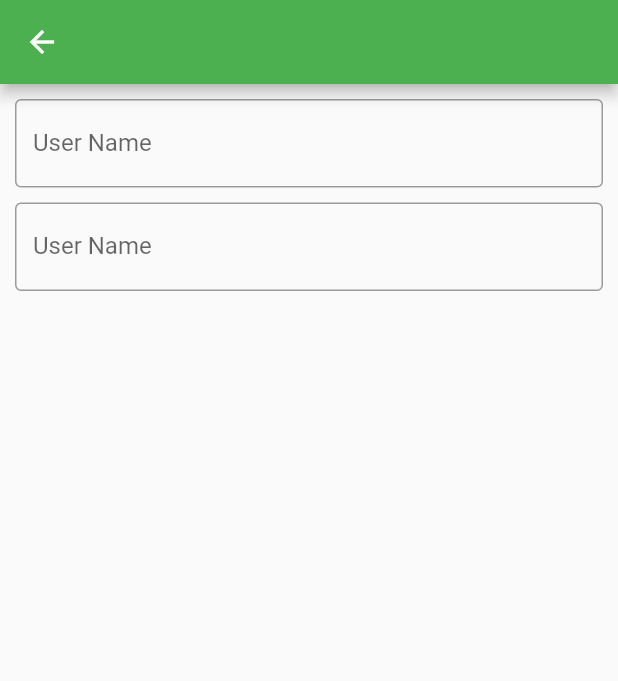
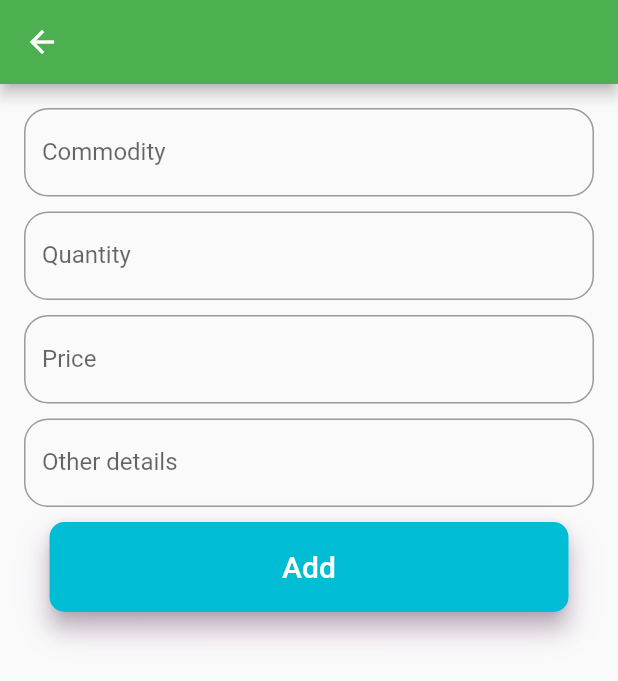
Before and after one commit to Mananvanawat/KisanMitra, a Flutter app: the AddCommodity screen opened directly, on a phone screen of 412 x 824 dp. Shown: the top 681 px of the screen. Run offline on Flutter 3.47's test engine with Material 2 defaults, Android fonts, the phone set to English and light mode, and no system bars; our stand-ins replace cloud_firestore, curved_navigation_bar, firebase_auth, firebase_core, geolocator; accounts and stored records are empty.

Commit message:
add commodity added

```diff
--- a/lib/screens/add_commodity.dart
+++ b/lib/screens/add_commodity.dart
@@ -1,37 +1,55 @@
+import 'package:firebase_auth/firebase_auth.dart';
 import 'package:flutter/material.dart';
-
+import 'package:kisan_mitra1/utils/widgets/Button.dart';
+import 'package:kisan_mitra1/utils/widgets/myTextField.dart';
+import 'package:cloud_firestore/cloud_firestore.dart';
 class AddCommodity extends StatelessWidget {
+  TextEditingController nameController = TextEditingController();
+  TextEditingController quantityController = TextEditingController();
+  TextEditingController priceController = TextEditingController();
+  TextEditingController otherController = TextEditingController();
+  Future<void> addCommodity() {
+    // Call the user's CollectionReference to add a new user
+    return users.doc(user.uid).collection('commodities')
+        .add({
+      'commodity': nameController.text, // John Doe
+      'quantity': quantityController.text ,// Stokes and Sons
+      'price': priceController.text,
+      'other' :otherController.text// 42
+    })
+        .then((value) => print("User Added"))
+        .catchError((error) => print("Failed to add user: $error"));
+  }
+  User user = FirebaseAuth.instance.currentUser;
+  CollectionReference users = FirebaseFirestore.instance.collection('users');
   @override
   Widget build(BuildContext context) {
-    TextEditingController mycontroller = TextEditingController();
-    TextEditingController mycontroller1 = TextEditingController();
-    TextEditingController mycontroller2 = TextEditingController();
+
     return Scaffold(
-      appBar: AppBar(
-      ),
-      body: Container(
-        child: Padding(
-          padding: const EdgeInsets.all(10.0),
-          child: Column(
-            children: [
-              Padding(
-                padding: const EdgeInsets.only(bottom: 10),
-                child: TextField(
-                  decoration: InputDecoration(
-                    border: OutlineInputBorder(),
-                    labelText: 'User Name',
-                    hintText: 'Enter Your Name',
-                  ),
+      appBar: AppBar(),
+      body: SingleChildScrollView(
+        child: Container(
+          child: Padding(
+            padding: const EdgeInsets.all(16.0),
+            child: Column(
+              children: [
+                MyTextField(
+                    name: "Commodity", hintText: "Enter name of commodity",
+                myController: nameController,),
+                MyTextField(name: "Quantity", hintText: "Enter quantity",
+                myController: quantityController,),
+                MyTextField(name: "Price", hintText: "Enter price",myController: priceController,),
+                MyTextField(
+                    name: "Other details", hintText: "Enter other details",myController: otherController,),
+                Button(
+                  text: "Add",
+                  onpressed: () {
+                       addCommodity();
+                       Navigator.of(context).pop();
+                  },
                 ),
-              ),
-              TextField(
-                decoration: InputDecoration(
-                  border: OutlineInputBorder(),
-                  labelText: 'User Name',
-                  hintText: 'Enter Your Name',
-                ),
-              ),
-            ],
+              ],
+            ),
           ),
         ),
       ),
--- /dev/null
+++ b/lib/utils/widgets/myTextField.dart
@@ -0,0 +1,24 @@
+import 'package:flutter/material.dart';
+
+class MyTextField extends StatelessWidget {
+
+  final String name,hintText;
+  final TextEditingController myController;
+  const MyTextField({Key key,this.name,this.hintText,this.myController}):super(key: key);
+  @override
+  Widget build(BuildContext context) {
+    return Padding(
+      padding: const EdgeInsets.only(bottom: 10),
+      child: TextField(
+        controller: myController,
+        decoration: InputDecoration(
+          border: OutlineInputBorder(
+              borderRadius: BorderRadius.circular(16)
+          ),
+          labelText: name,
+          hintText: hintText,
+        ),
+      ),
+    );
+  }
+}
```
